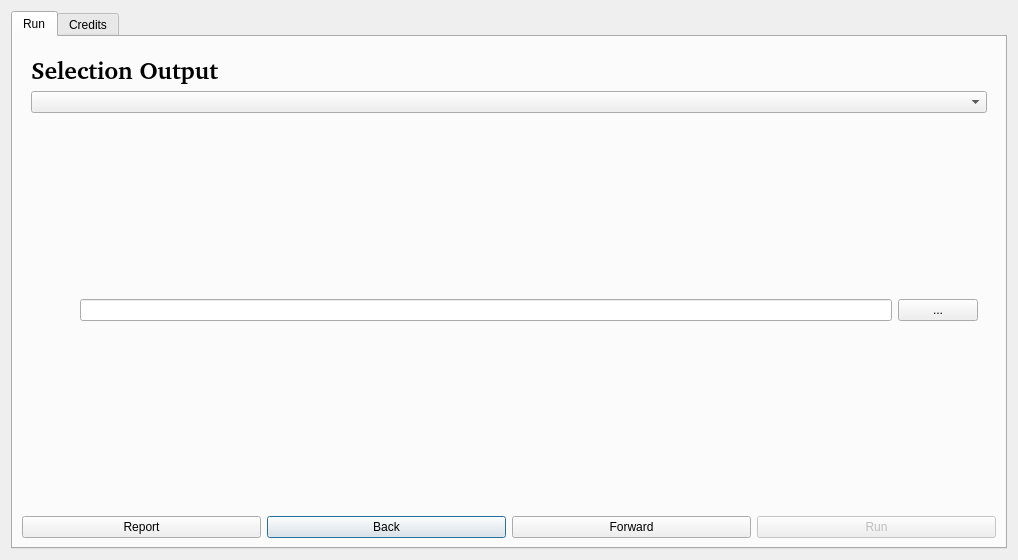
Before: the Qt Designer form arpap_spatialreport_dialog_base.ui in gis3w/ARPAP_SpatialReport, drawn with Qt 5.
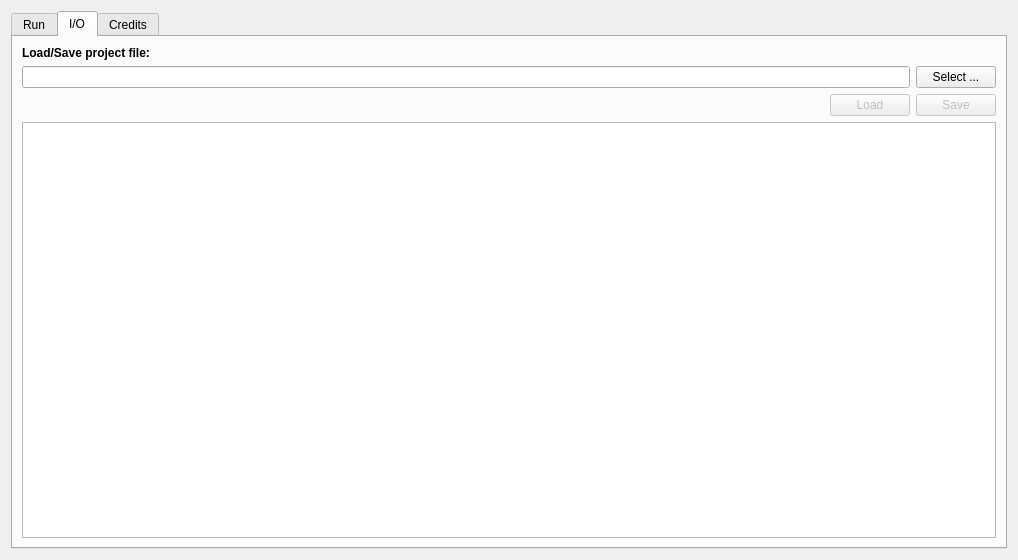
After: the same form once the commit is applied. The open tabs and pages were chosen to show the change.

Commit message: Continue develop. working on project save file.

```diff
--- a/arpap_spatialreport_dialog_base.ui
+++ b/arpap_spatialreport_dialog_base.ui
@@ -19,6 +19,9 @@
   <layout class="QHBoxLayout" name="horizontalLayout">
    <item>
     <widget class="QTabWidget" name="tabs">
+     <property name="tabShape">
+      <enum>QTabWidget::Rounded</enum>
+     </property>
      <property name="currentIndex">
       <number>0</number>
      </property>
@@ -753,6 +756,87 @@
        </item>
       </layout>
      </widget>
+     <widget class="QWidget" name="tabIO">
+      <property name="toolTip">
+       <string>&lt;html&gt;&lt;head/&gt;&lt;body&gt;&lt;p&gt;Save or load project grp file&lt;/p&gt;&lt;/body&gt;&lt;/html&gt;</string>
+      </property>
+      <attribute name="title">
+       <string>I/O</string>
+      </attribute>
+      <layout class="QVBoxLayout" name="verticalLayout_11">
+       <item>
+        <widget class="QLabel" name="label">
+         <property name="font">
+          <font>
+           <weight>75</weight>
+           <bold>true</bold>
+          </font>
+         </property>
+         <property name="text">
+          <string>Load/Save project file:</string>
+         </property>
+        </widget>
+       </item>
+       <item>
+        <layout class="QHBoxLayout" name="horizontalLayout_9">
+         <item>
+          <widget class="QLineEdit" name="projectFile"/>
+         </item>
+         <item>
+          <widget class="QPushButton" name="projectFileButton">
+           <property name="text">
+            <string>Select ...</string>
+           </property>
+          </widget>
+         </item>
+        </layout>
+       </item>
+       <item>
+        <layout class="QHBoxLayout" name="horizontalLayout_10">
+         <item>
+          <spacer name="horizontalSpacer_3">
+           <property name="orientation">
+            <enum>Qt::Horizontal</enum>
+           </property>
+           <property name="sizeHint" stdset="0">
+            <size>
+             <width>40</width>
+             <height>20</height>
+            </size>
+           </property>
+          </spacer>
+         </item>
+         <item>
+          <widget class="QPushButton" name="loadProjectFileButton">
+           <property name="enabled">
+            <bool>false</bool>
+           </property>
+           <property name="text">
+            <string>Load</string>
+           </property>
+          </widget>
+         </item>
+         <item>
+          <widget class="QPushButton" name="saveProjectFileButton">
+           <property name="enabled">
+            <bool>false</bool>
+           </property>
+           <property name="text">
+            <string>Save</string>
+           </property>
+          </widget>
+         </item>
+        </layout>
+       </item>
+       <item>
+        <widget class="QTextBrowser" name="projectFileStatusBrowser">
+         <property name="styleSheet">
+          <string notr="true"/>
+         </property>
+        </widget>
+       </item>
+      </layout>
+     </widget>
      <widget class="QWidget" name="tabCredits">
       <attribute name="title">
        <string>Credits</string>
```
Left out of the diff: 2 changed lines with no effect on the pictures. The commit also changes 6 other files.
